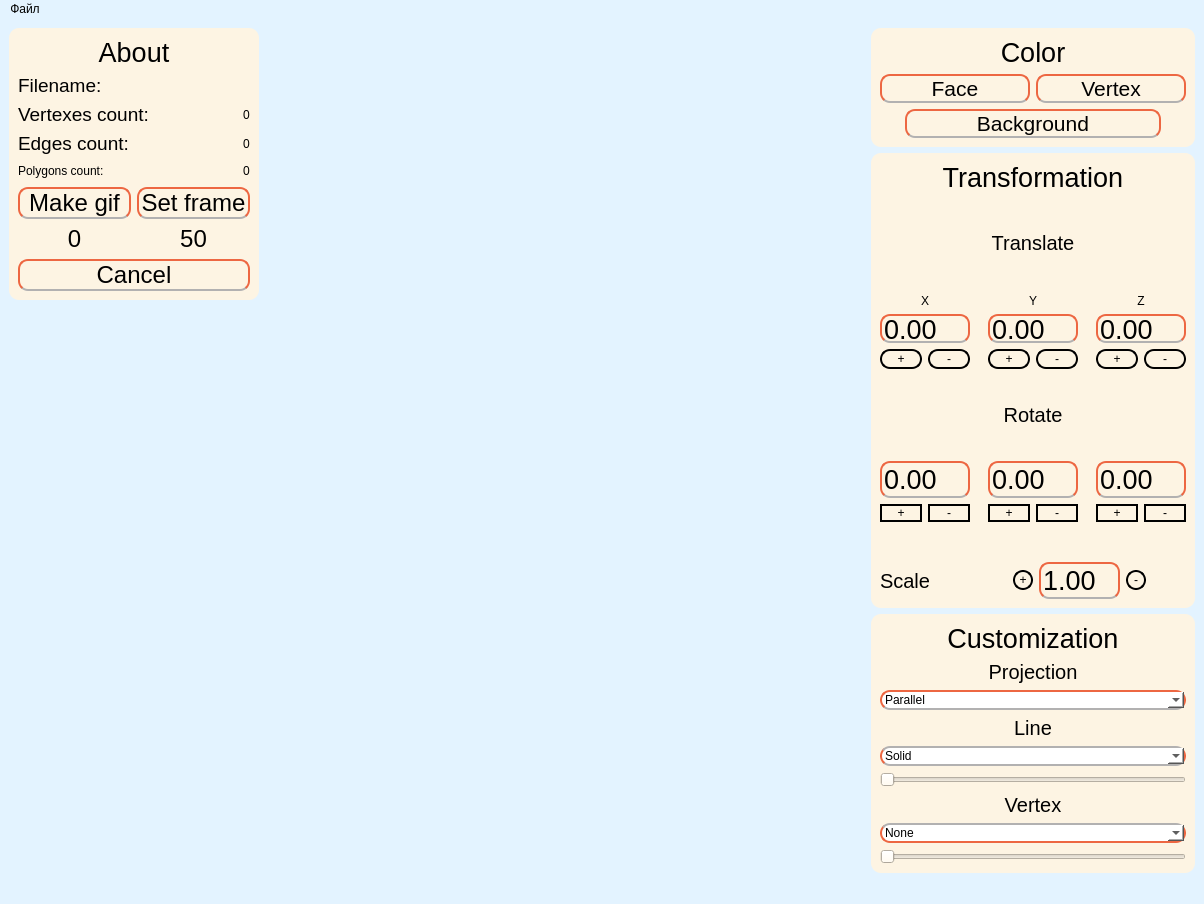
The window that appviewer/view.ui (Vojan-Najov/3DViewer_v2.0) describes before a commit, drawn with Qt 5.
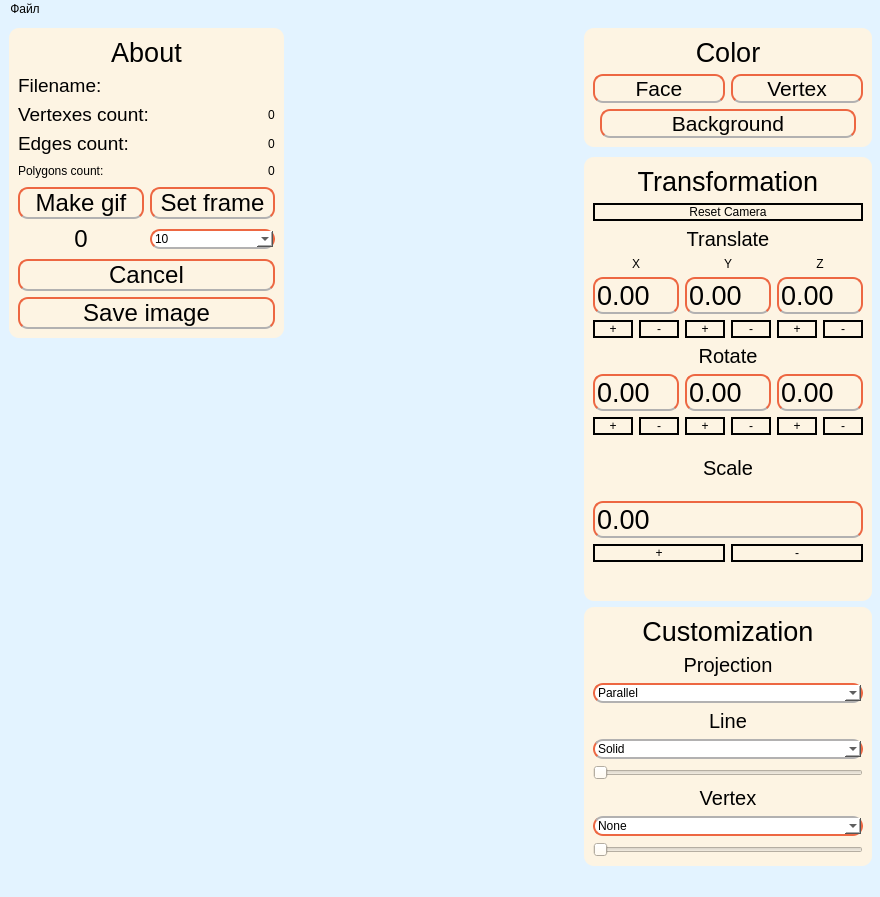
The same window after the commit. Custom widgets are drawn as their Qt base class.

What changed in the file:
```diff
--- a/appviewer/view.ui
+++ b/appviewer/view.ui
@@ -6,10 +6,16 @@
    <rect>
     <x>0</x>
     <y>0</y>
-    <width>1204</width>
-    <height>904</height>
+    <width>880</width>
+    <height>897</height>
    </rect>
   </property>
+  <property name="minimumSize">
+   <size>
+    <width>880</width>
+    <height>500</height>
+   </size>
+  </property>
   <property name="font">
    <font>
     <pointsize>11</pointsize>
@@ -31,11 +37,20 @@
    <layout class="QHBoxLayout" name="horizontalLayout_2">
     <item>
      <layout class="QVBoxLayout" name="verticalLayout">
+      <property name="sizeConstraint">
+       <enum>QLayout::SetMaximumSize</enum>
+      </property>
       <item>
        <widget class="QWidget" name="widget_2" native="true">
+        <property name="sizePolicy">
+         <sizepolicy hsizetype="Preferred" vsizetype="Preferred">
+          <horstretch>1</horstretch>
+          <verstretch>0</verstretch>
+         </sizepolicy>
+        </property>
         <property name="minimumSize">
          <size>
-          <width>250</width>
+          <width>275</width>
           <height>0</height>
          </size>
         </property>
@@ -261,18 +276,37 @@
               </widget>
              </item>
              <item>
-              <widget class="QLabel" name="label_14">
-               <property name="font">
-                <font>
-                 <pointsize>18</pointsize>
-                </font>
+              <widget class="QComboBox" name="countFrame">
+               <property name="styleSheet">
+                <string notr="true">background-color: white;
+border: 2px solid #ed6742;
+    border-bottom: 2px solid #b2b1b1;</string>
                </property>
-               <property name="text">
-                <string>50</string>
-               </property>
-               <property name="alignment">
-                <set>Qt::AlignCenter</set>
-               </property>
+               <item>
+                <property name="text">
+                 <string>10</string>
+                </property>
+               </item>
+               <item>
+                <property name="text">
+                 <string>20</string>
+                </property>
+               </item>
+               <item>
+                <property name="text">
+                 <string>30</string>
+                </property>
+               </item>
+               <item>
+                <property name="text">
+                 <string>40</string>
+                </property>
+               </item>
+               <item>
+                <property name="text">
+                 <string>50</string>
+                </property>
+               </item>
               </widget>
              </item>
             </layout>
@@ -293,6 +327,23 @@
              </property>
             </widget>
            </item>
+           <item>
+            <widget class="QPushButton" name="saveImageButton">
+             <property name="font">
+              <font>
+               <pointsize>18</pointsize>
+              </font>
+             </property>
+             <property name="styleSheet">
+              <string notr="true">border: 2px solid #ed6742;
+    border-bottom: 2px solid #b2b1b1;
+</string>
+             </property>
+             <property name="text">
+              <string>Save image</string>
+             </property>
+            </widget>
+           </item>
           </layout>
          </item>
         </layout>
@@ -327,24 +378,33 @@
      </layout>
     </item>
     <item>
-     <spacer name="horizontalSpacer_3">
+     <spacer name="horizontalSpacer_4">
       <property name="orientation">
        <enum>Qt::Horizontal</enum>
       </property>
       <property name="sizeHint" stdset="0">
        <size>
-        <width>40</width>
-        <height>20</height>
+        <width>10</width>
+        <height>5</height>
        </size>
       </property>
      </spacer>
     </item>
     <item>
      <widget class="OGLWindow" name="oglwidget" native="true">
+      <property name="enabled">
+       <bool>true</bool>
+      </property>
+      <property name="sizePolicy">
+       <sizepolicy hsizetype="Preferred" vsizetype="Preferred">
+        <horstretch>255</horstretch>
+        <verstretch>255</verstretch>
+       </sizepolicy>
+      </property>
       <property name="minimumSize">
        <size>
-        <width>600</width>
-        <height>600</height>
+        <width>300</width>
+        <height>150</height>
        </size>
       </property>
       <property name="maximumSize">
@@ -359,22 +419,31 @@
      </widget>
     </item>
     <item>
-     <spacer name="horizontalSpacer_4">
+     <spacer name="horizontalSpacer_10">
       <property name="orientation">
        <enum>Qt::Horizontal</enum>
       </property>
       <property name="sizeHint" stdset="0">
        <size>
-        <width>40</width>
-        <height>20</height>
+        <width>10</width>
+        <height>5</height>
        </size>
       </property>
      </spacer>
     </item>
     <item>
      <layout class="QVBoxLayout" name="verticalLayout_15">
+      <property name="sizeConstraint">
+       <enum>QLayout::SetDefaultConstraint</enum>
+      </property>
       <item>
        <widget class="QWidget" name="widget_3" native="true">
+        <property name="sizePolicy">
+         <sizepolicy hsizetype="Preferred" vsizetype="Preferred">
+          <horstretch>0</horstretch>
+          <verstretch>1</verstretch>
+         </sizepolicy>
+        </property>
         <property name="minimumSize">
          <size>
           <width>0</width>
@@ -407,6 +476,12 @@
             <layout class="QHBoxLayout" name="horizontalLayout_3">
              <item>
               <widget class="QPushButton" name="colorFaceButton">
+               <property name="sizePolicy">
+                <sizepolicy hsizetype="Preferred" vsizetype="Preferred">
+                 <horstretch>0</horstretch>
+                 <verstretch>0</verstretch>
+                </sizepolicy>
+               </property>
                <property name="font">
                 <font>
                  <pointsize>16</pointsize>
@@ -424,6 +499,12 @@
              </item>
              <item>
               <widget class="QPushButton" name="colorVertexButton">
+               <property name="sizePolicy">
+                <sizepolicy hsizetype="Preferred" vsizetype="Preferred">
+                 <horstretch>0</horstretch>
+                 <verstretch>0</verstretch>
+                </sizepolicy>
+               </property>
                <property name="font">
                 <font>
                  <pointsize>16</pointsize>
@@ -458,6 +539,12 @@
              </item>
              <item>
               <widget class="QPushButton" name="colorBackgroundButton">
+               <property name="sizePolicy">
+                <sizepolicy hsizetype="Preferred" vsizetype="Preferred">
+                 <horstretch>0</horstretch>
+                 <verstretch>0</verstretch>
+                </sizepolicy>
+               </property>
                <property name="font">
                 <font>
                  <pointsize>16</pointsize>
@@ -500,14 +587,20 @@
         </property>
         <property name="sizeHint" stdset="0">
          <size>
-          <width>20</width>
-          <height>40</height>
+          <width>4</width>
+          <height>4</height>
          </size>
         </property>
        </spacer>
       </item>
       <item>
        <widget class="QWidget" name="widget_4" native="true">
+        <property name="sizePolicy">
+         <sizepolicy hsizetype="Preferred" vsizetype="Preferred">
+          <horstretch>100</horstretch>
+          <verstretch>100</verstretch>
+         </sizepolicy>
+        </property>
         <property name="minimumSize">
          <size>
           <width>0</width>
@@ -536,6 +629,23 @@
              </property>
             </widget>
            </item>
+           <item>
+            <widget class="QPushButton" name="resetCamera">
+             <property name="minimumSize">
+              <size>
+               <width>0</width>
+               <height>0</height>
+              </size>
+             </property>
+             <property name="styleSheet">
+              <string notr="true">border-radius: 10px;
+border: 2px solid #000000;</string>
+             </property>
+             <property name="text">
+              <string>Reset Camera</string>
+             </property>
+            </widget>
+           </item>
            <item>
             <layout class="QVBoxLayout" name="verticalLayout_9">
              <item>
@@ -545,8 +655,8 @@
                </property>
                <property name="sizeHint" stdset="0">
                 <size>
-                 <width>20</width>
-                 <height>40</height>
+                 <width>4</width>
+                 <height>4</height>
                 </size>
                </property>
               </spacer>
@@ -573,8 +683,8 @@
                </property>
                <property name="sizeHint" stdset="0">
                 <size>
-                 <width>20</width>
-                 <height>40</height>
+                 <width>4</width>
+                 <height>4</height>
                 </size>
                </property>
               </spacer>
@@ -598,7 +708,7 @@
                    <property name="minimumSize">
                     <size>
                      <width>0</width>
-                     <height>25</height>
+                     <height>0</height>
                     </size>
                    </property>
                    <property name="font">
@@ -631,7 +741,7 @@
                      <property name="minimumSize">
                       <size>
                        <width>0</width>
-                       <height>20</height>
+                       <height>0</height>
                       </size>
                      </property>
                      <property name="styleSheet">
@@ -648,7 +758,7 @@
                      <property name="minimumSize">
                       <size>
                        <width>0</width>
-                       <height>20</height>
+                       <height>0</height>
                       </size>
                      </property>
                      <property name="styleSheet">
@@ -671,8 +781,8 @@
                  </property>
                  <property name="sizeHint" stdset="0">
                   <size>
-                   <width>40</width>
-                   <height>20</height>
+                   <width>10</width>
+                   <height>10</height>
                   </size>
                  </property>
                 </spacer>
@@ -694,7 +804,7 @@
                    <property name="minimumSize">
                     <size>
                      <width>0</width>
-                     <height>25</height>
+                     <height>0</height>
                     </size>
                    </property>
                    <property name="font">
@@ -721,7 +831,7 @@
                      <property name="minimumSize">
                       <size>
                        <width>0</width>
-                       <height>20</height>
+                       <height>0</height>
                       </size>
                      </property>
                      <property name="styleSheet">
@@ -738,7 +848,7 @@
                      <property name="minimumSize">
                       <size>
                        <width>0</width>
-                       <height>20</height>
+                       <height>0</height>
                       </size>
                      </property>
                      <property name="styleSheet">
@@ -761,8 +871,8 @@
                  </property>
                  <property name="sizeHint" stdset="0">
                   <size>
-                   <width>40</width>
-                   <height>20</height>
+                   <width>10</width>
+                   <height>10</height>
                   </size>
                  </property>
                 </spacer>
@@ -784,7 +894,7 @@
                    <property name="minimumSize">
                     <size>
                      <width>0</width>
-                     <height>25</height>
+                     <height>0</height>
                     </size>
                    </property>
                    <property name="font">
@@ -811,7 +921,7 @@
                      <property name="minimumSize">
                       <size>
                        <width>0</width>
-                       <height>20</height>
+                       <height>0</height>
                       </size>
                      </property>
                      <property name="styleSheet">
@@ -828,7 +938,7 @@
                      <property name="minimumSize">
                       <size>
                        <width>0</width>
-                       <height>20</height>
+                       <height>0</height>
                       </size>
                      </property>
                      <property name="styleSheet">
@@ -857,8 +967,8 @@
                </property>
                <property name="sizeHint" stdset="0">
                 <size>
-                 <width>20</width>
-                 <height>40</height>
+                 <width>10</width>
+                 <height>10</height>
                 </size>
                </property>
               </spacer>
@@ -885,8 +995,8 @@
                </property>
                <property name="sizeHint" stdset="0">
                 <size>
-                 <width>20</width>
-                 <height>40</height>
+                 <width>10</width>
+                 <height>10</height>
                 </size>
                </property>
               </spacer>
@@ -1084,20 +1194,20 @@
             </spacer>
            </item>
            <item>
-            <spacer name="verticalSpacer_7">
-             <property name="orientation">
-              <enum>Qt::Vertical</enum>
-             </property>
-             <property name="sizeHint" stdset="0">
-              <size>
-               <width>20</width>
-               <height>40</height>
-              </size>
-             </property>
-            </spacer>
-           </item>
-           <item>
-            <layout class="QHBoxLayout" name="horizontalLayout_9">
+            <layout class="QVBoxLayout" name="verticalLayout_20">
+             <item>
+              <spacer name="verticalSpacer_13">
+               <property name="orientation">
+                <enum>Qt::Vertical</enum>
+               </property>
+               <property name="sizeHint" stdset="0">
+                <size>
+                 <width>20</width>
+                 <height>40</height>
+                </size>
+               </property>
+              </spacer>
+             </item>
              <item>
               <widget class="QLabel" name="label">
                <property name="font">
@@ -1106,101 +1216,120 @@
                 </font>
                </property>
                <property name="text">
-                <string>Scale</string>
+                <string>&lt;html&gt;&lt;head/&gt;&lt;body&gt;&lt;p align=&quot;center&quot;&gt;Scale&lt;/p&gt;&lt;/body&gt;&lt;/html&gt;</string>
                </property>
               </widget>
              </item>
              <item>
-              <spacer name="horizontalSpacer_10">
+              <spacer name="verticalSpacer_14">
                <property name="orientation">
-                <enum>Qt::Horizontal</enum>
+                <enum>Qt::Vertical</enum>
                </property>
                <property name="sizeHint" stdset="0">
                 <size>
-                 <width>40</width>
-                 <height>20</height>
+                 <width>20</width>
+                 <height>40</height>
                 </size>
                </property>
               </spacer>
              </item>
              <item>
-              <layout class="QHBoxLayout" name="horizontalLayout_18">
+              <layout class="QHBoxLayout" name="horizontalLayout_21">
                <item>
-                <widget class="QPushButton" name="plusButtonScale">
-                 <property name="minimumSize">
-                  <size>
-                   <width>20</width>
-                   <height>20</height>
-                  </size>
-                 </property>
-                 <property name="styleSheet">
-                  <string notr="true">border-radius: 10px;
-border: 2px solid #000000;</string>
-                 </property>
-                 <property name="text">
-                  <string>+</string>
-                 </property>
-                </widget>
-               </item>
-               <item>
-                <widget class="QDoubleSpinBox" name="Scalevalue">
-                 <property name="enabled">
-                  <bool>true</bool>
-                 </property>
-                 <property name="font">
-                  <font>
-                   <pointsize>20</pointsize>
-                  </font>
-                 </property>
-                 <property name="styleSheet">
-                  <string notr="true">border: 2px solid #ed6742;
+                <layout class="QVBoxLayout" name="verticalLayout_21">
+                 <item>
+                  <widget class="QDoubleSpinBox" name="valueForScale">
+                   <property name="font">
+                    <font>
+                     <pointsize>20</pointsize>
+                    </font>
+                   </property>
+                   <property name="toolTip">
+                    <string>&lt;html&gt;&lt;head/&gt;&lt;body&gt;&lt;p align=&quot;right&quot;&gt;&lt;br/&gt;&lt;/p&gt;&lt;/body&gt;&lt;/html&gt;</string>
+                   </property>
+                   <property name="styleSheet">
+                    <string notr="true">border: 2px solid #ed6742;
     border-bottom: 2px solid #b2b1b1;</string>
-                 </property>
-                 <property name="buttonSymbols">
-                  <enum>QAbstractSpinBox::NoButtons</enum>
-                 </property>
-                 <property name="showGroupSeparator" stdset="0">
-                  <bool>false</bool>
-                 </property>
-                 <property name="value">
-                  <double>1.000000000000000</double>
-                 </property>
-                </widget>
-               </item>
-               <item>
-                <widget class="QPushButton" name="minusButtonScale">
-                 <property name="minimumSize">
-                  <size>
-                   <width>20</width>
-                   <height>20</height>
-                  </size>
-                 </property>
-                 <property name="styleSheet">
-                  <string notr="true">border-radius: 10px;
+                   </property>
+                   <property name="buttonSymbols">
+                    <enum>QAbstractSpinBox::NoButtons</enum>
+                   </property>
+                   <property name="minimum">
+                    <double>-99.000000000000000</double>
+                   </property>
+                  </widget>
+                 </item>
+                 <item>
+                  <layout class="QHBoxLayout" name="horizontalLayout_22">
+                   <item>
+                    <widget class="QPushButton" name="plusButtonScale">
+                     <property name="styleSheet">
+                      <string notr="true">border-radius: 10px;
 border: 2px solid #000000;</string>
-                 </property>
-                 <property name="text">
-                  <string>-</string>
-                 </property>
-                </widget>
-               </item>
-               <item>
-                <spacer name="horizontalSpacer_13">
-                 <property name="orientation">
-                  <enum>Qt::Horizontal</enum>
-                 </property>
-                 <property name="sizeHint" stdset="0">
-                  <size>
-                   <width>40</width>
-                   <height>20</height>
-                  </size>
-                 </property>
-                </spacer>
+                     </property>
+                     <property name="text">
+                      <string>+</string>
+                     </property>
+                    </widget>
+                   </item>
+                   <item>
+                    <widget class="QPushButton" name="minusButtonScale">
+                     <property name="styleSheet">
+                      <string notr="true">border-radius: 10px;
+border: 2px solid #000000;</string>
+                     </property>
+                     <property name="text">
+                      <string>-</string>
+                     </property>
+                    </widget>
+                   </item>
+                  </layout>
+                 </item>
+                </layout>
                </item>
               </layout>
              </item>
+             <item>
+              <spacer name="verticalSpacer_10">
+               <property name="orientation">
+                <enum>Qt::Vertical</enum>
+               </property>
+               <property name="sizeHint" stdset="0">
+                <size>
+                 <width>20</width>
+                 <height>40</height>
+                </size>
+               </property>
+              </spacer>
+             </item>
+             <item>
+              <spacer name="verticalSpacer_11">
+               <property name="orientation">
+                <enum>Qt::Vertical</enum>
+               </property>
+               <property name="sizeHint" stdset="0">
+                <size>
+                 <width>20</width>
+                 <height>40</height>
+                </size>
+               </property>
+              </spacer>
+             </item>
             </layout>
            </item>
+           <item>
+            <spacer name="verticalSpacer_7">
+             <property name="orientation">
+              <enum>Qt::Vertical</enum>
+             </property>
+             <property name="sizeHint" stdset="0">
+              <size>
+               <width>20</width>
+               <height>40</height>
+              </size>
+             </property>
+            </spacer>
+           </item>
           </layout>
          </item>
          <item>
@@ -1221,6 +1350,15 @@
       </item>
       <item>
        <widget class="QWidget" name="widget_5" native="true">
+        <property name="enabled">
+         <bool>true</bool>
+        </property>
+        <property name="sizePolicy">
+         <sizepolicy hsizetype="Preferred" vsizetype="Preferred">
+          <horstretch>0</horstretch>
+          <verstretch>1</verstretch>
+         </sizepolicy>
+        </property>
         <property name="minimumSize">
          <size>
           <width>0</width>
@@ -1390,8 +1528,8 @@
     <rect>
      <x>0</x>
      <y>0</y>
-     <width>1204</width>
-     <height>24</height>
+     <width>880</width>
+     <height>20</height>
     </rect>
    </property>
    <widget class="QMenu" name="menu">
```
